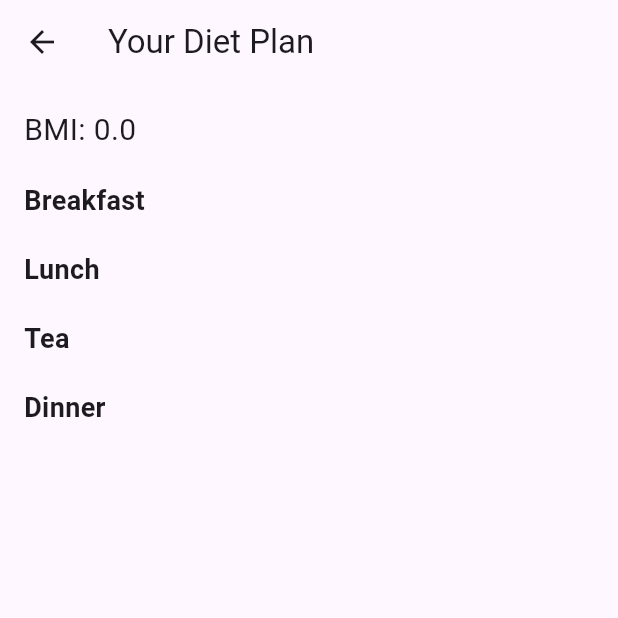
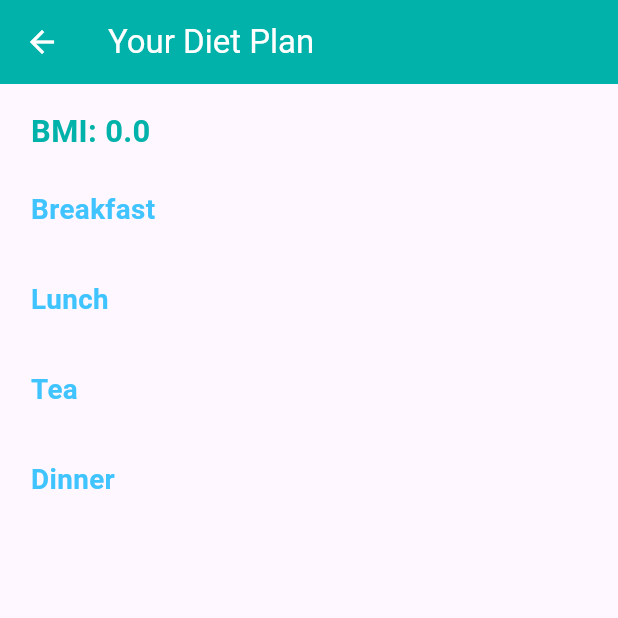
Before and after one commit to hashanwijemanna/NutriMob, a Flutter app: the DietPlanPage screen opened directly, on a phone screen of 412 x 824 dp, the top half of it. Run offline on Flutter 3.47's test engine with Material 3 defaults, Android fonts, the phone set to English and light mode, and no system bars; our stand-ins replace cloud_firestore, firebase_auth, firebase_core, firebase_database, fl_chart, google_fonts and 2 more; accounts and stored records are empty.

Commit message:
Updated dietplan

```diff
--- a/nutri_mob/lib/DietPlan.dart
+++ b/nutri_mob/lib/DietPlan.dart
@@ -34,28 +34,22 @@ class _DietPlanPageState extends State<DietPlanPage> {
           .get();
 
       if (userDoc.exists) {
-        // Fetch BMI and meals
         await fetchBMIAndMeals(user!.uid);
       }
     }
   }
 
   Future<void> fetchBMIAndMeals(String uid) async {
-    // Fetch user's BMI from Firebase Realtime Database
     final bioDataRef = _databaseRef.child('users/$uid/bioData');
     final bioDataSnapshot = await bioDataRef.once();
     final bioData = bioDataSnapshot.snapshot.value as Map<dynamic, dynamic>;
 
     if (bioData != null && bioData.containsKey('bmi')) {
       setState(() {
-        // Ensure that the BMI is converted to double if it's stored as a String
         bmi = double.tryParse(bioData['bmi'].toString()) ?? 0.0;
       });
 
-      // Determine BMI category
       String bmiCategory = determineBMICategory(bmi);
-
-      // Fetch meals from Firebase based on BMI category
       await fetchMeals(bmiCategory);
     }
   }
@@ -75,7 +69,6 @@ class _DietPlanPageState extends State<DietPlanPage> {
   Future<void> fetchMeals(String bmiCategory) async {
     String mealType = 'veg'; // or 'non-veg', modify based on user preferences
 
-    // Fetching meals from Firebase Database under BMI category
     final mealsRef = _databaseRef.child('meals/$bmiCategory/$mealType');
 
     final breakfastSnapshot = await mealsRef.child('breakfast').once();
@@ -83,7 +76,6 @@ class _DietPlanPageState extends State<DietPlanPage> {
     final teaSnapshot = await mealsRef.child('tea').once();
     final dinnerSnapshot = await mealsRef.child('dinner').once();
 
-    // Process and shuffle meals
     setState(() {
       breakfastMeals = _getShuffledMeals(breakfastSnapshot.snapshot.value);
       lunchMeals = _getShuffledMeals(lunchSnapshot.snapshot.value);
@@ -97,54 +89,104 @@ class _DietPlanPageState extends State<DietPlanPage> {
       List<String> meals = [];
       mealsData.forEach((key, value) {
         if (value is String) {
-          meals.add(value);  // Add the meal if it's a String
+          meals.add(value);
         } else if (value is List) {
-          // If value is a list, extract the items and add to meals list
           for (var item in value) {
             if (item is String) {
-              meals.add(item);  // Add each string in the list to the meals
+              meals.add(item);
             }
           }
         } else if (value is Map) {
-          // If value is a map, extract the 'name' or relevant key and add to meals
           if (value.containsKey('name')) {
             meals.add(value['name'].toString());
           }
         }
       });
       meals.shuffle(Random());
-      return meals.take(3).toList(); // Retrieve 3 meals
+      return meals.take(3).toList();
     }
     return [];
   }
 
   @override
   Widget build(BuildContext context) {
+    // Use MediaQuery to get screen dimensions
+    final screenWidth = MediaQuery.of(context).size.width;
+    final screenHeight = MediaQuery.of(context).size.height;
+
     return Scaffold(
       appBar: AppBar(
-        title: Text('Your Diet Plan'),
+        backgroundColor: Color(0xFF00B2A9),
+        title: Text('Your Diet Plan', style: TextStyle(color: Colors.white)),
+        iconTheme: IconThemeData(color: Colors.white),
       ),
-      body: Padding(
-        padding: const EdgeInsets.all(16.0),
-        child: Column(
-          crossAxisAlignment: CrossAxisAlignment.start,
-          children: [
-            Text('BMI: $bmi', style: TextStyle(fontSize: 20)),
-            SizedBox(height: 20),
-            Text('Breakfast', style: TextStyle(fontSize: 18, fontWeight: FontWeight.bold)),
-            ...breakfastMeals.map((meal) => Text(meal)).toList(),
-            SizedBox(height: 20),
-            Text('Lunch', style: TextStyle(fontSize: 18, fontWeight: FontWeight.bold)),
-            ...lunchMeals.map((meal) => Text(meal)).toList(),
-            SizedBox(height: 20),
-            Text('Tea', style: TextStyle(fontSize: 18, fontWeight: FontWeight.bold)),
-            ...teaMeals.map((meal) => Text(meal)).toList(),
-            SizedBox(height: 20),
-            Text('Dinner', style: TextStyle(fontSize: 18, fontWeight: FontWeight.bold)),
-            ...dinnerMeals.map((meal) => Text(meal)).toList(),
-          ],
+      body: SingleChildScrollView(
+        child: Padding(
+          padding: EdgeInsets.symmetric(
+            horizontal: screenWidth * 0.05, // 5% of the screen width
+            vertical: screenHeight * 0.02, // 2% of the screen height
+          ),
+          child: Column(
+            crossAxisAlignment: CrossAxisAlignment.start,
+            children: [
+              Text(
+                'BMI: $bmi',
+                style: TextStyle(
+                  fontSize: screenWidth * 0.05, // 5% of the screen width for font size
+                  color: Color(0xFF00B2A9),
+                  fontWeight: FontWeight.bold,
+                ),
+              ),
+              SizedBox(height: screenHeight * 0.03), // 3% of screen height
+              _buildMealSection('Breakfast', breakfastMeals, screenWidth),
+              SizedBox(height: screenHeight * 0.03),
+              _buildMealSection('Lunch', lunchMeals, screenWidth),
+              SizedBox(height: screenHeight * 0.03),
+              _buildMealSection('Tea', teaMeals, screenWidth),
+              SizedBox(height: screenHeight * 0.03),
+              _buildMealSection('Dinner', dinnerMeals, screenWidth),
+            ],
+          ),
         ),
       ),
     );
   }
+
+  Widget _buildMealSection(String mealType, List<String> meals, double screenWidth) {
+    return Column(
+      crossAxisAlignment: CrossAxisAlignment.start,
+      children: [
+        Text(
+          mealType,
+          style: TextStyle(
+            fontSize: screenWidth * 0.045, // Slightly smaller than the BMI font
+            fontWeight: FontWeight.bold,
+            color: Colors.lightBlueAccent,
+          ),
+        ),
+        SizedBox(height: screenWidth * 0.02), // Dynamic spacing based on width
+        ...meals.map((meal) => Container(
+          margin: EdgeInsets.only(bottom: screenWidth * 0.02), // Dynamic margin
+          padding: EdgeInsets.all(screenWidth * 0.03), // Dynamic padding
+          decoration: BoxDecoration(
+            color: Colors.white,
+            borderRadius: BorderRadius.circular(10),
+            boxShadow: [
+              BoxShadow(
+                color: Colors.black12,
+                blurRadius: 5,
+                spreadRadius: 2,
+              ),
+            ],
+          ),
+          child: Text(
+            meal,
+            style: TextStyle(
+              fontSize: screenWidth * 0.04, // Dynamic font size for meals
+            ),
+          ),
+        )),
+      ],
+    );
+  }
 }
```
